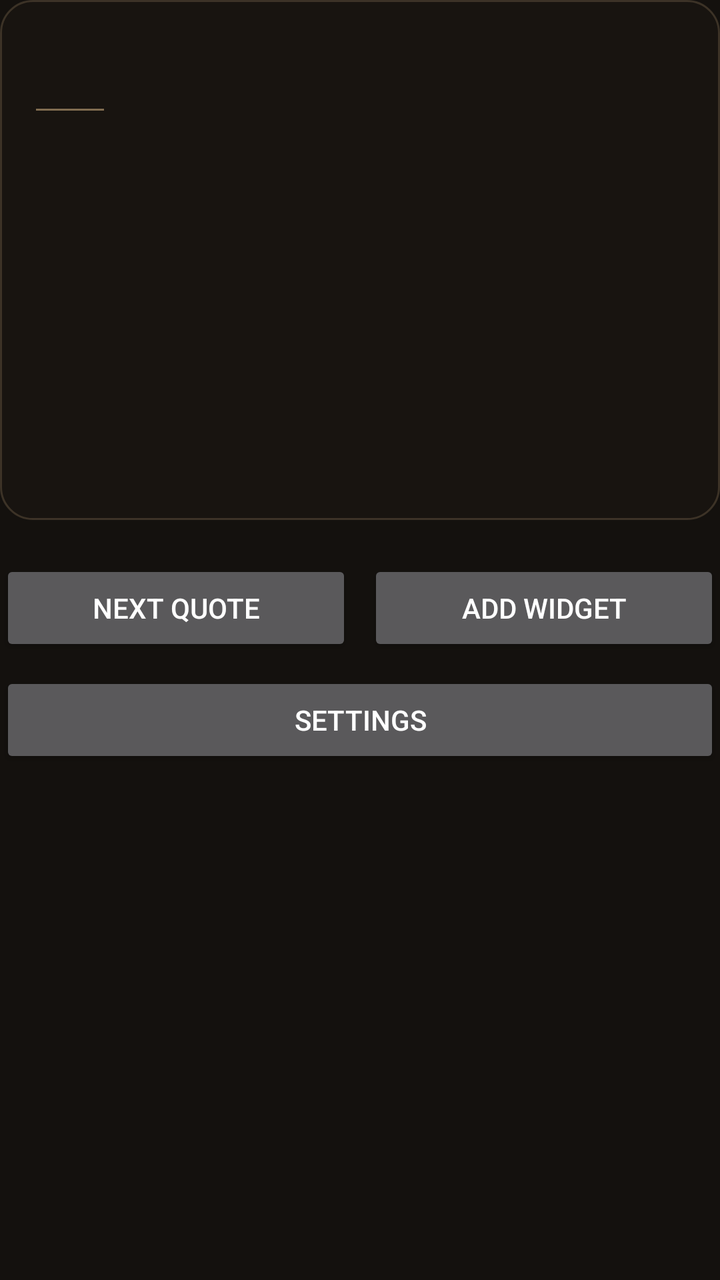
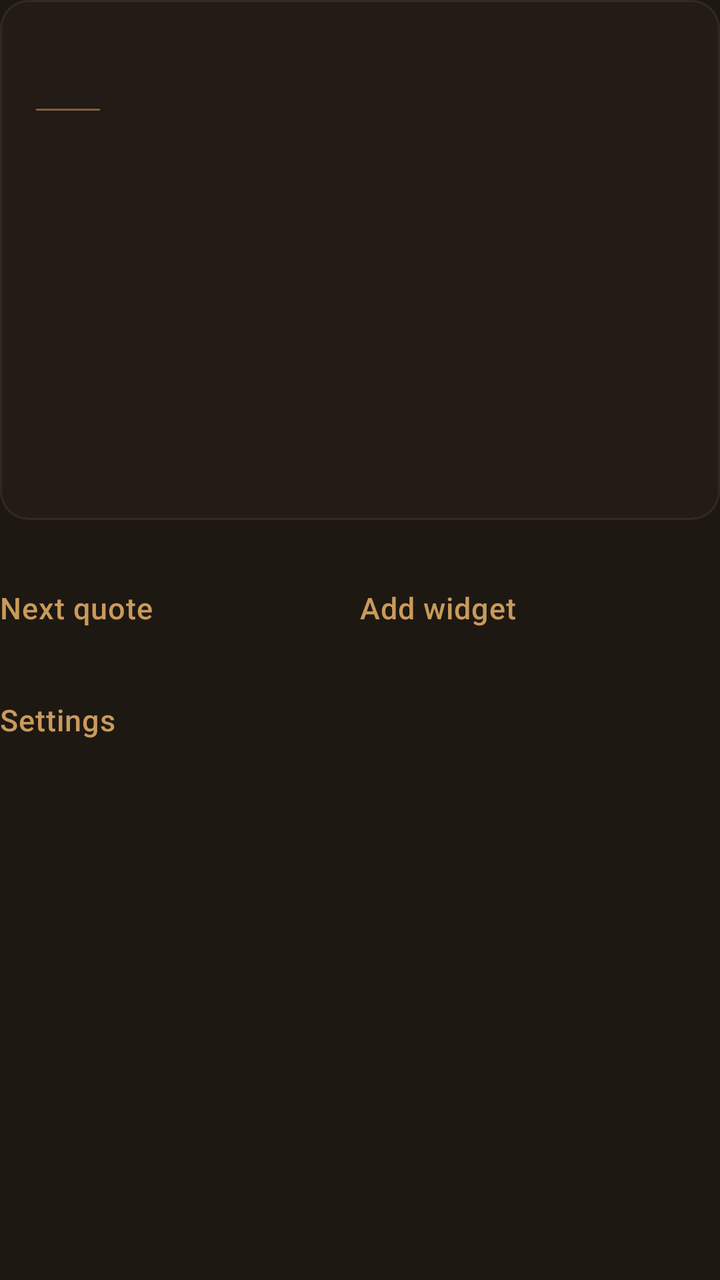

Screens rendered from an Android XML layout before and after an edit, with the pre-edit source and the edit as a unified diff.
<!-- AndroidManifest.xml: application theme AppTheme -->
<!-- res/layout/activity_main.xml -->
<?xml version="1.0" encoding="utf-8"?>
<ScrollView xmlns:android="http://schemas.android.com/apk/res/android"
    android:id="@+id/root"
    android:layout_width="match_parent"
    android:layout_height="match_parent"
    android:background="@color/screen_background"
    android:clipToPadding="false"
    android:fillViewport="true">

    <LinearLayout
        android:layout_width="match_parent"
        android:layout_height="wrap_content"
        android:orientation="vertical">

        <include
            layout="@layout/widget_card"
            android:layout_width="match_parent"
            android:layout_height="@dimen/card_preview_height" />

        <LinearLayout
            android:layout_width="match_parent"
            android:layout_height="wrap_content"
            android:layout_marginTop="@dimen/block_gap"
            android:orientation="horizontal">

            <Button
                android:id="@+id/button_next"
                android:layout_width="0dp"
                android:layout_height="wrap_content"
                android:layout_weight="1"
                android:text="@string/next_quote" />

            <Button
                android:id="@+id/button_add"
                android:layout_width="0dp"
                android:layout_height="wrap_content"
                android:layout_marginStart="@dimen/field_gap"
                android:layout_weight="1"
                android:text="@string/add_widget" />
        </LinearLayout>

        <Button
            android:id="@+id/button_settings"
            android:layout_width="match_parent"
            android:layout_height="wrap_content"
            android:layout_marginTop="@dimen/field_gap"
            android:text="@string/settings" />

        <TextView
            android:id="@+id/source_text"
            style="@style/FieldLabel"
            android:layout_width="match_parent"
            android:layout_height="wrap_content"
            android:layout_marginTop="@dimen/section_gap" />
    </LinearLayout>
</ScrollView>
<!-- res/layout/widget_card.xml (included above) -->
<?xml version="1.0" encoding="utf-8"?>
<LinearLayout xmlns:android="http://schemas.android.com/apk/res/android"
    android:id="@+id/quote_card"
    android:layout_width="match_parent"
    android:layout_height="match_parent"
    android:background="@drawable/card_background"
    android:orientation="vertical"
    android:padding="18dp">

    <TextView
        android:id="@+id/quote_text"
        style="@style/QuoteText"
        android:layout_width="match_parent"
        android:layout_height="wrap_content"
        android:ellipsize="end"
        android:maxLines="6" />

    <TextView
        android:id="@+id/quote_rule"
        android:layout_width="34dp"
        android:layout_height="1dp"
        android:layout_marginTop="12dp"
        android:layout_marginBottom="10dp"
        android:background="@color/quote_rule" />

    <LinearLayout
        android:id="@+id/quote_attribution"
        android:layout_width="match_parent"
        android:layout_height="wrap_content"
        android:orientation="vertical">

        <TextView
            android:id="@+id/quote_author"
            style="@style/QuoteAuthor"
            android:layout_width="match_parent"
            android:layout_height="wrap_content" />

        <TextView
            android:id="@+id/quote_work"
            style="@style/QuoteWork"
            android:layout_width="match_parent"
            android:layout_height="wrap_content" />
    </LinearLayout>
</LinearLayout>
<!-- resources referenced by this layout -->
<resources>
  <color name="quote_rule">#8CD6B585</color>
  <color name="screen_background">#14110E</color>
  <dimen name="block_gap">20dp</dimen>
  <dimen name="card_preview_height">260dp</dimen>
  <dimen name="field_gap">8dp</dimen>
  <dimen name="section_gap">28dp</dimen>
  <!-- drawable card_background (drawable) -->
  <?xml version="1.0" encoding="utf-8"?>
  <shape xmlns:android="http://schemas.android.com/apk/res/android"
      android:shape="rectangle">
      <solid android:color="@color/card_background" />
      <stroke
          android:width="1dp"
          android:color="@color/card_stroke" />
      <corners android:radius="16dp" />
  </shape>
  <string name="add_widget">Add widget</string>
  <string name="next_quote">Next quote</string>
  <string name="settings">Settings</string>
  <style name="FieldLabel">
          <item name="android:textSize">12sp</item>
          <item name="android:textColor">@color/text_secondary</item>
      </style>
  <style name="QuoteAuthor">
          <item name="android:fontFamily">@font/eb_garamond</item>
          <item name="android:textSize">12sp</item>
          <item name="android:textColor">@color/quote_author</item>
          <item name="android:letterSpacing">0.12</item>
      </style>
  <style name="QuoteText">
          <item name="android:fontFamily">@font/eb_garamond</item>
          <item name="android:textSize">18sp</item>
          <item name="android:textColor">@color/quote_text</item>
          <item name="android:lineSpacingExtra">5dp</item>
      </style>
  <style name="QuoteWork">
          <item name="android:fontFamily">@font/eb_garamond</item>
          <item name="android:textSize">12sp</item>
          <item name="android:textColor">@color/quote_work</item>
          <item name="android:textStyle">italic</item>
      </style>
  <style name="AppTheme" parent="@android:style/Theme.Material.NoActionBar">
          <item name="android:windowBackground">@color/screen_background</item>
          <item name="android:colorAccent">@color/quote_author</item>
      </style>
  <color name="card_background">#B81A1511</color>
  <color name="card_stroke">#33D6B585</color>
  <color name="text_secondary">#A9998A</color>
  <color name="quote_author">#D9B98A</color>
  <color name="quote_text">#F2EADC</color>
  <color name="quote_work">#9A8B79</color>
</resources>

<!-- the commit's change to res/layout/activity_main.xml (unified diff, before → after) -->
@@ -25,6 +25,7 @@
 
             <Button
                 android:id="@+id/button_next"
+                style="@style/QuotesButton"
                 android:layout_width="0dp"
                 android:layout_height="wrap_content"
                 android:layout_weight="1"
@@ -32,16 +33,17 @@
 
             <Button
                 android:id="@+id/button_add"
+                style="@style/QuotesButton"
                 android:layout_width="0dp"
                 android:layout_height="wrap_content"
-                android:layout_marginStart="@dimen/field_gap"
                 android:layout_weight="1"
                 android:text="@string/add_widget" />
         </LinearLayout>
 
         <Button
             android:id="@+id/button_settings"
-            android:layout_width="match_parent"
+            style="@style/QuotesButton"
+            android:layout_width="wrap_content"
             android:layout_height="wrap_content"
             android:layout_marginTop="@dimen/field_gap"
             android:text="@string/settings" />
@@ -74,7 +76,7 @@
 
     <TextView
         android:id="@+id/quote_rule"
-        android:layout_width="34dp"
+        android:layout_width="@dimen/quote_rule_width"
         android:layout_height="1dp"
         android:layout_marginTop="12dp"
         android:layout_marginBottom="10dp"
<!-- resource entries referenced after the edit -->
@@ -1,10 +1,11 @@
 <!-- resources referenced by this layout -->
 <resources>
-  <color name="quote_rule">#8CD6B585</color>
-  <color name="screen_background">#14110E</color>
+  <color name="quote_rule">#8CC99A5B</color>
+  <color name="screen_background">#1E1813</color>
   <dimen name="block_gap">20dp</dimen>
   <dimen name="card_preview_height">260dp</dimen>
   <dimen name="field_gap">8dp</dimen>
+  <dimen name="quote_rule_width">32dp</dimen>
   <dimen name="section_gap">28dp</dimen>
   <!-- drawable card_background (drawable) -->
   <?xml version="1.0" encoding="utf-8"?>
@@ -14,7 +15,7 @@
       <stroke
           android:width="1dp"
           android:color="@color/card_stroke" />
-      <corners android:radius="16dp" />
+      <corners android:radius="@dimen/card_radius" />
   </shape>
   <string name="add_widget">Add widget</string>
   <string name="next_quote">Next quote</string>
@@ -27,7 +28,7 @@
           <item name="android:fontFamily">@font/eb_garamond</item>
           <item name="android:textSize">12sp</item>
           <item name="android:textColor">@color/quote_author</item>
-          <item name="android:letterSpacing">0.12</item>
+          <item name="android:letterSpacing">0.1</item>
       </style>
   <style name="QuoteText">
           <item name="android:fontFamily">@font/eb_garamond</item>
@@ -41,15 +42,31 @@
           <item name="android:textColor">@color/quote_work</item>
           <item name="android:textStyle">italic</item>
       </style>
+  <style name="QuotesButton" parent="@android:style/Widget.Material.Button.Borderless">
+          <item name="android:textColor">@color/quote_author</item>
+          <item name="android:textAllCaps">false</item>
+          <item name="android:textSize">15sp</item>
+          <item name="android:letterSpacing">0.02</item>
+          <item name="android:gravity">start|center_vertical</item>
+          <item name="android:minWidth">0dp</item>
+          <item name="android:paddingStart">0dp</item>
+          <item name="android:paddingEnd">0dp</item>
+      </style>
   <style name="AppTheme" parent="@android:style/Theme.Material.NoActionBar">
           <item name="android:windowBackground">@color/screen_background</item>
           <item name="android:colorAccent">@color/quote_author</item>
+          <item name="android:colorControlActivated">@color/quote_author</item>
+          <item name="android:colorControlNormal">@color/text_secondary</item>
+          <item name="android:textColorPrimary">@color/quote_text</item>
+          <item name="android:textColorSecondary">@color/text_secondary</item>
+          <item name="android:textColorHint">@color/quote_work</item>
       </style>
-  <color name="card_background">#B81A1511</color>
-  <color name="card_stroke">#33D6B585</color>
-  <color name="text_secondary">#A9998A</color>
-  <color name="quote_author">#D9B98A</color>
-  <color name="quote_text">#F2EADC</color>
-  <color name="quote_work">#9A8B79</color>
+  <color name="card_background">#C7241D17</color>
+  <color name="card_stroke">#525F4D3A</color>
+  <dimen name="card_radius">14dp</dimen>
+  <color name="text_secondary">#C9B79C</color>
+  <color name="quote_author">#C99A5B</color>
+  <color name="quote_text">#ECE0CD</color>
+  <color name="quote_work">#9C8C74</color>
 </resources>
 
